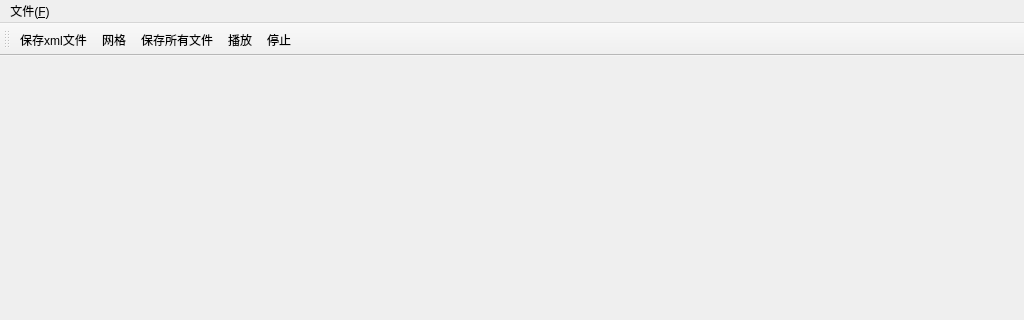
immiao/ModelEditor, file ModelEditor/modeleditor.ui: the form before one commit; both pictures show x 0 to 1024 and y 0 to 320 of the 1024 by 768 pixel window.
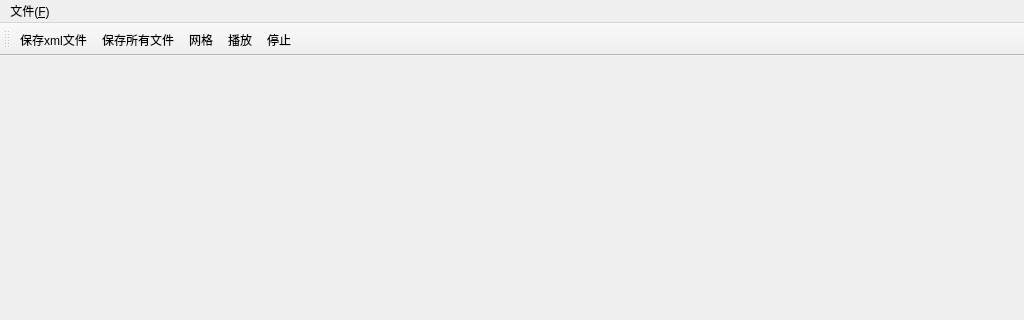
The form after the commit. Icons and pictures are not drawn.

Commit message: change the position of "save_all" button

Diff of the .ui file:
```diff
--- a/ModelEditor/modeleditor.ui
+++ b/ModelEditor/modeleditor.ui
@@ -42,7 +42,9 @@
     <bool>false</bool>
    </attribute>
    <addaction name="action_save"/>
-   <addaction name="action_grid"/>   <addaction name="action_saveAll"/>   <addaction name="action_play"/>
+   <addaction name="action_saveAll"/>
+   <addaction name="action_grid"/>
+   <addaction name="action_play"/>
    <addaction name="action_stop"/>
   </widget>
   <widget class="QStatusBar" name="statusBar"/>
```
Left out of the diff: 3 changed lines with no effect on the pictures. The commit also changes 1 other file.
